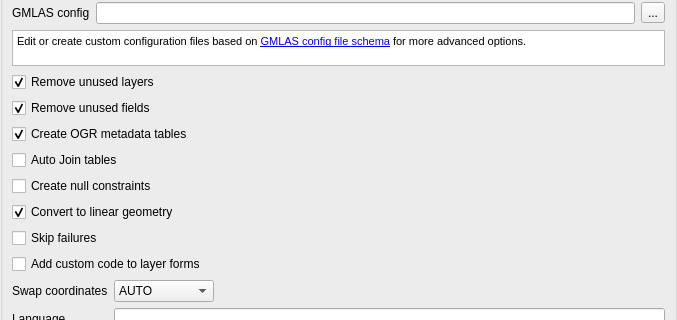
First picture: the form in gml_application_schema_toolbox/ui/import_gmlas_panel.ui, repository BRGM/gml_application_schema_toolbox, before the edit; both pictures show x 0 to 677 and y 239 to 559 of the 677 by 773 pixel window.
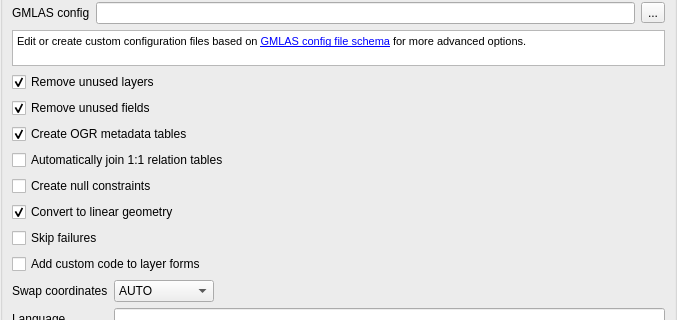
Second picture: the form after the edit. Custom widgets are drawn as their Qt base class.

Commit message: change option label

```diff
--- a/gml_application_schema_toolbox/ui/import_gmlas_panel.ui
+++ b/gml_application_schema_toolbox/ui/import_gmlas_panel.ui
@@ -248,7 +248,7 @@
              <string>&lt;html&gt; Auto Join &lt;b&gt;1:1 relations&lt;/b&gt; using the QGIS Join Feature.&lt;/html&gt;</string>
             </property>
             <property name="text">
-             <string>Auto Join tables</string>
+             <string>Automatically join 1:1 relation tables</string>
             </property>
            </widget>
           </item>
```
